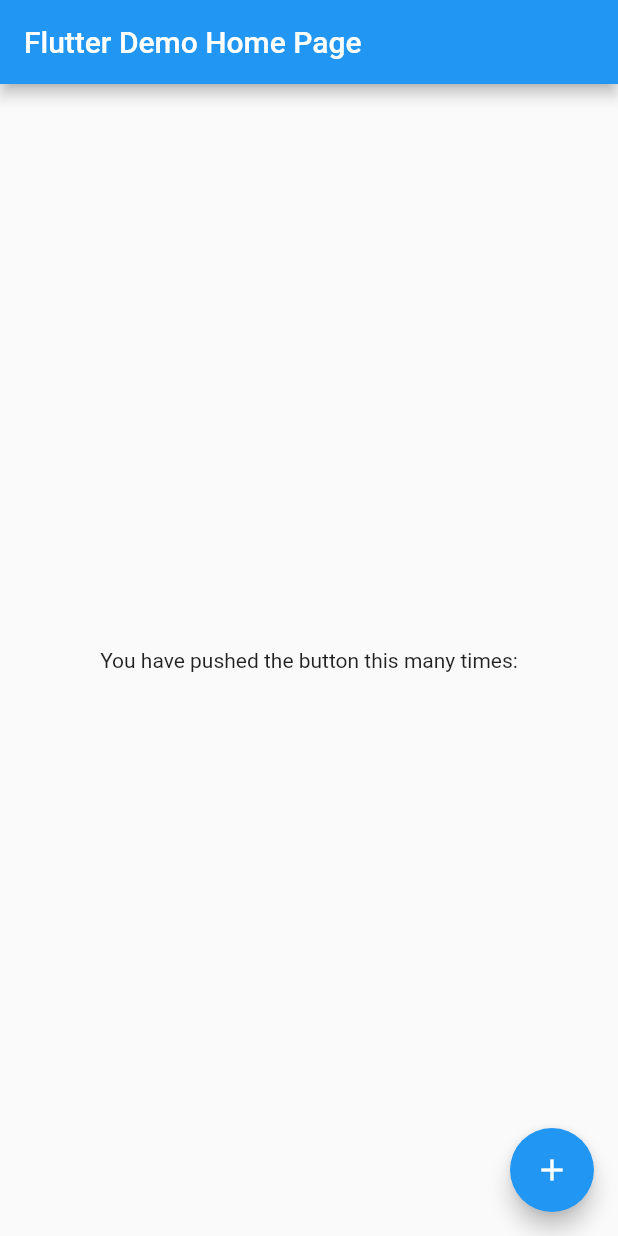
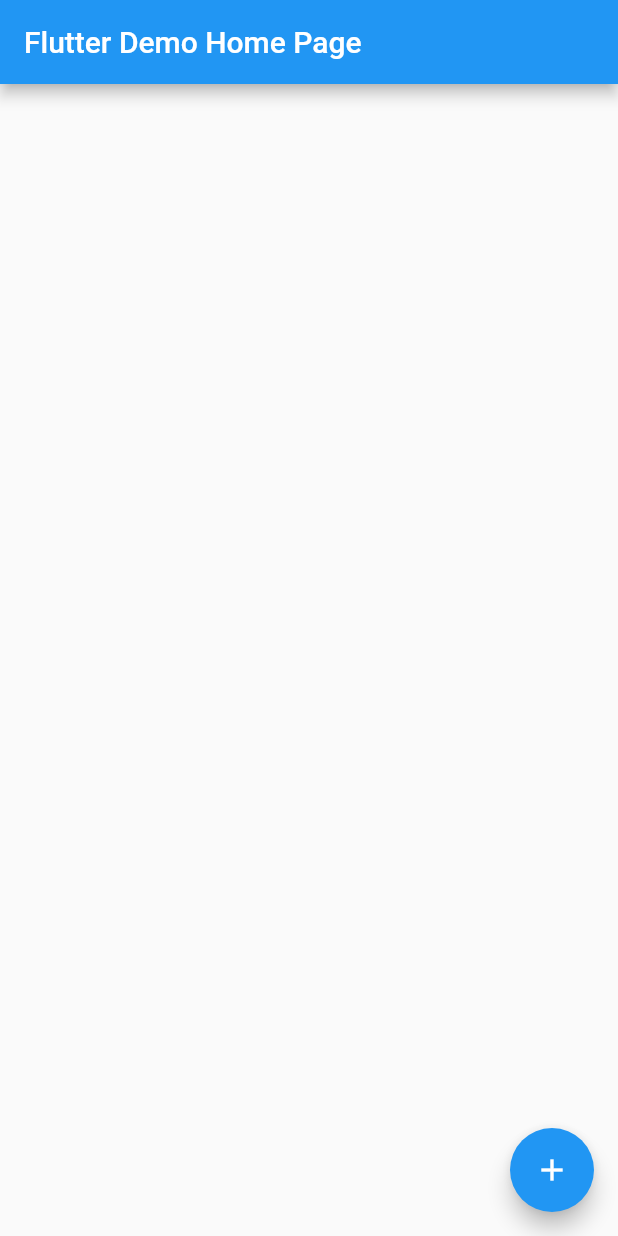
Before and after one commit to shravaninw/ap, a Flutter app: the screen it shows after launch, after a tap on the "add" icon, on a phone screen of 412 x 824 dp. Run offline on Flutter 3.47's test engine with Material 2 defaults, Android fonts, the phone set to English and light mode, and no system bars.

```diff
--- a/lib/main.dart
+++ b/lib/main.dart
@@ -21,8 +21,45 @@ Stream<Ap> _input() async* {
   yield Ap(x, y, z);
 }
 
-Stream _Ap(Stream <Ap> a) {
-  return
+Stream<int> _output(Ap ap) async* {
+  print('${ap.a}   ${ap.d}   ${ap.n}');
+  int val = ap.a;
+  int dif = ap.d;
+  for (int i = 1; i <= ap.n; i++) {
+    yield val;
+    val = val + dif;
+  }
+}
+
+Stream<int> _Ap(Stream<Ap> a) {
+  return a.asyncExpand((event) => _output(event).map((events) {
+        //print(events);
+        return events;
+      }));
+  // a.listen((event) {
+  //   print(event.a);
+  // });
+  // return a.asyncExpand((value) =>
+  //   print(value.a);
+  //   return _output(value).m
+  //     event,
+  //   ) {
+  //     print(value.d);
+  //     int val = value.a;
+  //     int init = value.a;
+  //     int dif = value.d;
+  //     for (int i = 1; i < value.n; i++) {
+  //       val = val + dif;
+  //     }
+  //     return val;
+  //   });
+  // });
+  //   Stream<int> _ap;
+  //
+  //     return()
+  //   }
+  //   return _ap;
+  // });
 }
 
 void main() {
@@ -45,7 +82,6 @@ class MyApp extends StatelessWidget {
   }
 }
 
-
 class MyHomePage extends StatefulWidget {
   const MyHomePage({Key? key, required this.title}) : super(key: key);
 
@@ -58,10 +94,9 @@ class MyHomePage extends StatefulWidget {
 class _MyHomePageState extends State<MyHomePage> {
   void _increment() {
     _Ap(_input()).listen((event) {
-      print(event);
+      print('AP $event');
     });
   }
-
 
   @override
   Widget build(BuildContext context) {
@@ -69,15 +104,7 @@ class _MyHomePageState extends State<MyHomePage> {
       appBar: AppBar(
         title: Text(widget.title),
       ),
-      body: Center(
-        child: Column(
-            mainAxisAlignment: MainAxisAlignment.center,
-            children: const <Widget>[
-              Text(
-                  'You have pushed the button this many times:'),
-            ]
-        ),
-      ),
+      body: Text(''),
       floatingActionButton: FloatingActionButton(
         onPressed: _increment,
         tooltip: 'Increment',
```
